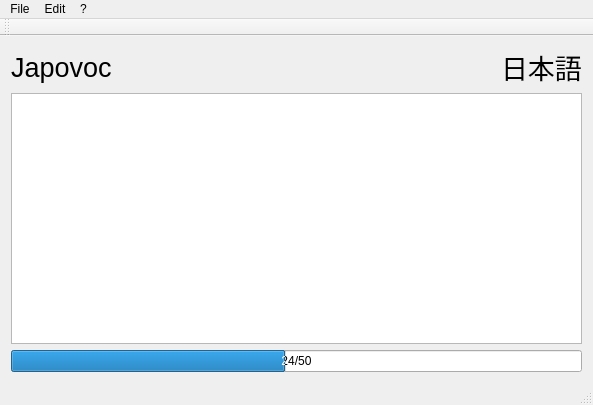
Old version of the form source/japovoc.ui in the repository mrberti/Japovoc.
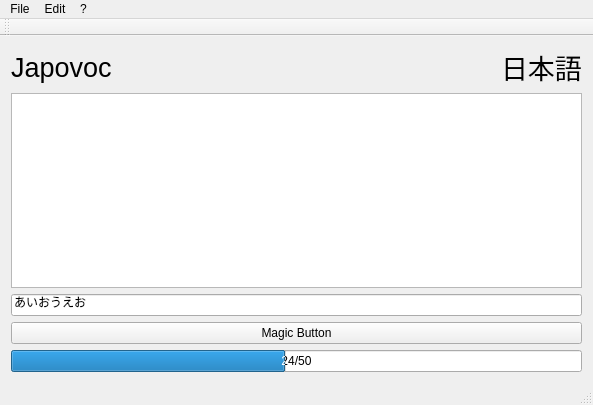
New version of the form.

What changed in the file:
```diff
--- a/source/japovoc.ui
+++ b/source/japovoc.ui
@@ -60,7 +60,28 @@
        </layout>
       </item>
       <item>
-       <widget class="QGraphicsView" name="graphicsView"/>
+       <widget class="QGraphicsView" name="graphicsView">
+        <property name="verticalScrollBarPolicy">
+         <enum>Qt::ScrollBarAlwaysOff</enum>
+        </property>
+        <property name="horizontalScrollBarPolicy">
+         <enum>Qt::ScrollBarAlwaysOff</enum>
+        </property>
+       </widget>
+      </item>
+      <item>
+       <widget class="QLineEdit" name="leInput">
+        <property name="text">
+         <string>あいおうえお</string>
+        </property>
+       </widget>
+      </item>
+      <item>
+       <widget class="QPushButton" name="btMagicButton">
+        <property name="text">
+         <string>Magic Button</string>
+        </property>
+       </widget>
       </item>
       <item>
        <widget class="QProgressBar" name="progressBar">
```
